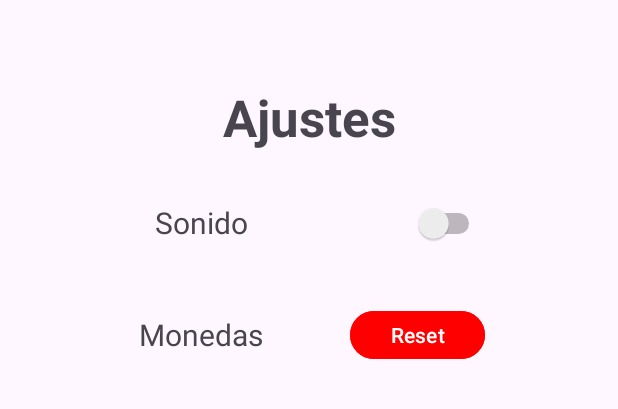
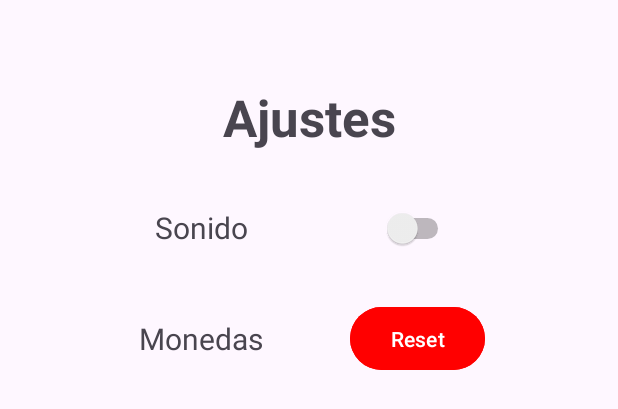
Before and after one commit to Arguelless/La_Ruleta_De_La_Suerte, an Android app: the layout ajustes.xml on its own in the app's theme, with its tools: preview values and no code run, on a phone screen of 412 x 824 dp. Shown: the top 409 px of the screen. Run offline under Robolectric (Android 15) with nearby library versions, the phone set to English and light mode, and no system bars; Roboto replaces fonts that are not available here.

Commit message:
Ajustes Activity2

```diff
--- a/app/src/main/res/layout/ajustes.xml
+++ b/app/src/main/res/layout/ajustes.xml
@@ -24,7 +24,7 @@
     <TextView
         android:id="@+id/sonidoText"
         android:layout_width="90dp"
-        android:layout_height="40dp"
+        android:layout_height="50dp"
         android:text="Sonido"
         android:textSize="20dp"
         android:textAlignment="center"
@@ -39,7 +39,7 @@
     <TextView
         android:id="@+id/monedasText"
         android:layout_width="90dp"
-        android:layout_height="40dp"
+        android:layout_height="50dp"
         android:text="Monedas"
         android:textSize="20dp"
         android:textAlignment="center"
@@ -53,19 +53,20 @@
 
     <Switch
         android:id="@+id/sonidoSwitch"
-        android:layout_width="90dp"
-        android:layout_height="40dp"
+        android:layout_width="69dp"
+        android:layout_height="51dp"
         android:layout_marginStart="144dp"
         android:gravity="center"
+        android:textAlignment="center"
         app:layout_constraintBottom_toBottomOf="@+id/sonidoText"
         app:layout_constraintStart_toStartOf="@+id/sonidoText"
         app:layout_constraintTop_toTopOf="@+id/sonidoText"
-        app:layout_constraintVertical_bias="1.0" />
+        app:layout_constraintVertical_bias="0.0" />
 
     <Button
         android:id="@+id/resetMonedas"
         android:layout_width="90dp"
-        android:layout_height="40dp"
+        android:layout_height="50dp"
         android:layout_marginStart="144dp"
         android:backgroundTint="@color/rojo"
         android:text="Reset"
```
